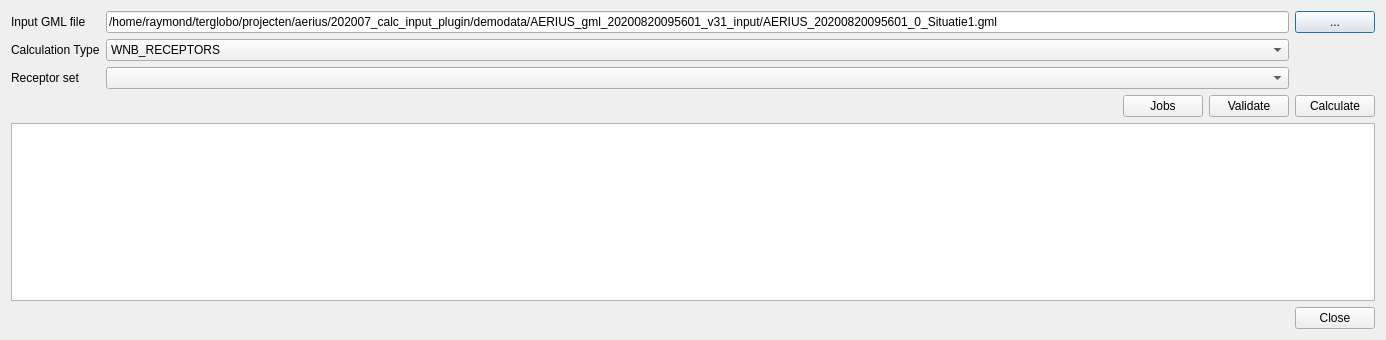
Above: ImaerPlugin/connect_jobs_dlg.ui from opengeogroep/AERIUS-QGIS-plugins before the change. Below: the same form after it.
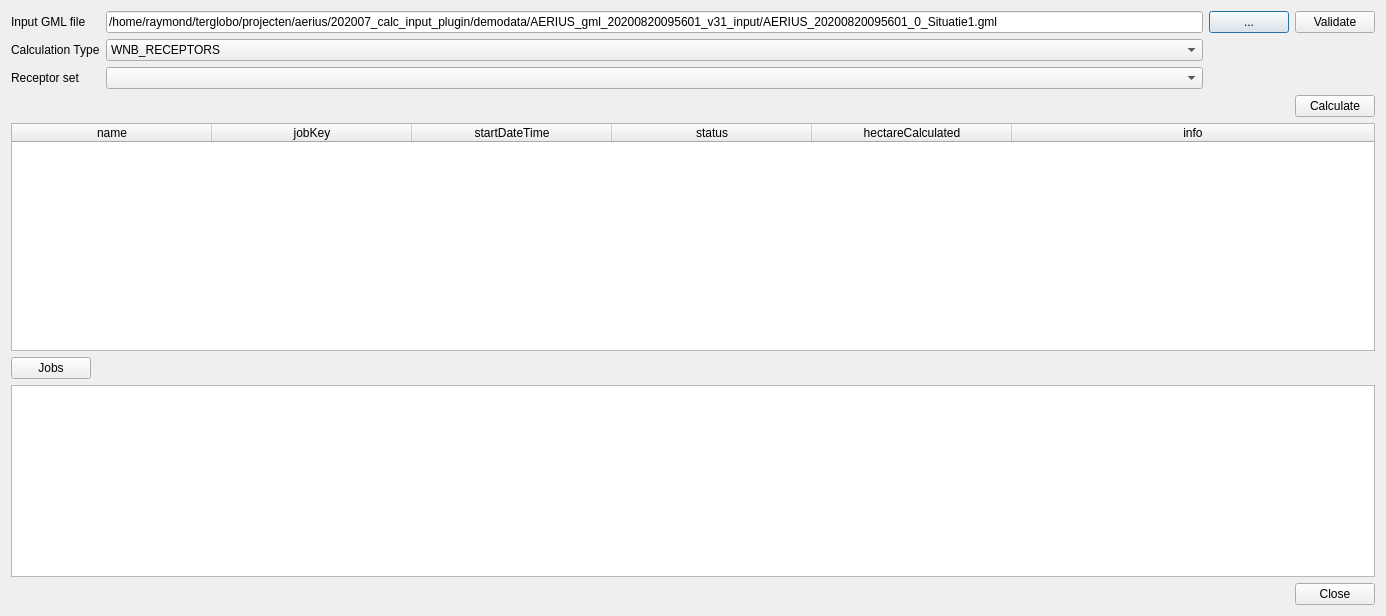
That is the form after the change.

Commit message: display job table in dialog

Diff of the .ui file:
```diff
--- a/ImaerPlugin/connect_jobs_dlg.ui
+++ b/ImaerPlugin/connect_jobs_dlg.ui
@@ -7,7 +7,7 @@
     <x>0</x>
     <y>0</y>
     <width>1386</width>
-    <height>340</height>
+    <height>616</height>
    </rect>
   </property>
   <property name="windowTitle">
@@ -16,6 +16,37 @@
   <layout class="QVBoxLayout" name="verticalLayout">
    <item>
     <layout class="QGridLayout" name="gridLayout">
+     <item row="2" column="0">
+      <widget class="QLabel" name="label_receptor_set">
+       <property name="text">
+        <string>Receptor set</string>
+       </property>
+      </widget>
+     </item>
+     <item row="2" column="1">
+      <widget class="QComboBox" name="combo_receptor_set"/>
+     </item>
+     <item row="0" column="1">
+      <widget class="QLineEdit" name="edit_gml_input">
+       <property name="text">
+        <string>/home/raymond/terglobo/projecten/aerius/202007_calc_input_plugin/demodata/AERIUS_gml_20200820095601_v31_input/AERIUS_20200820095601_0_Situatie1.gml</string>
+       </property>
+      </widget>
+     </item>
+     <item row="0" column="0">
+      <widget class="QLabel" name="label_gml_input">
+       <property name="text">
+        <string>Input GML file</string>
+       </property>
+      </widget>
+     </item>
+     <item row="1" column="0">
+      <widget class="QLabel" name="label_calc_type">
+       <property name="text">
+        <string>Calculation Type</string>
+       </property>
+      </widget>
+     </item>
      <item row="1" column="1">
       <widget class="QComboBox" name="combo_calc_type">
        <item>
@@ -30,20 +61,6 @@
        </item>
       </widget>
      </item>
-     <item row="0" column="0">
-      <widget class="QLabel" name="label_gml_input">
-       <property name="text">
-        <string>Input GML file</string>
-       </property>
-      </widget>
-     </item>
-     <item row="0" column="1">
-      <widget class="QLineEdit" name="edit_gml_input">
-       <property name="text">
-        <string>/home/raymond/terglobo/projecten/aerius/202007_calc_input_plugin/demodata/AERIUS_gml_20200820095601_v31_input/AERIUS_20200820095601_0_Situatie1.gml</string>
-       </property>
-      </widget>
-     </item>
      <item row="0" column="2">
       <widget class="QPushButton" name="button_gml_input_browse">
        <property name="maximumSize">
@@ -57,23 +74,13 @@
        </property>
       </widget>
      </item>
-     <item row="1" column="0">
-      <widget class="QLabel" name="label_calc_type">
+     <item row="0" column="3">
+      <widget class="QPushButton" name="button_validate">
        <property name="text">
-        <string>Calculation Type</string>
+        <string>Validate</string>
        </property>
       </widget>
      </item>
-     <item row="2" column="0">
-      <widget class="QLabel" name="label_receptor_set">
-       <property name="text">
-        <string>Receptor set</string>
-       </property>
-      </widget>
-     </item>
-     <item row="2" column="1">
-      <widget class="QComboBox" name="combo_receptor_set"/>
-     </item>
     </layout>
    </item>
    <item>
@@ -92,6 +99,60 @@
       </spacer>
      </item>
      <item>
+      <widget class="QPushButton" name="button_calculate">
+       <property name="text">
+        <string>Calculate</string>
+       </property>
+      </widget>
+     </item>
+    </layout>
+   </item>
+   <item>
+    <widget class="QTableWidget" name="table_jobs">
+     <property name="sortingEnabled">
+      <bool>true</bool>
+     </property>
+     <attribute name="horizontalHeaderDefaultSectionSize">
+      <number>200</number>
+     </attribute>
+     <attribute name="horizontalHeaderStretchLastSection">
+      <bool>true</bool>
+     </attribute>
+     <column>
+      <property name="text">
+       <string>name</string>
+      </property>
+     </column>
+     <column>
+      <property name="text">
+       <string>jobKey</string>
+      </property>
+     </column>
+     <column>
+      <property name="text">
+       <string>startDateTime</string>
+      </property>
+     </column>
+     <column>
+      <property name="text">
+       <string>status</string>
+      </property>
+     </column>
+     <column>
+      <property name="text">
+       <string>hectareCalculated</string>
+      </property>
+     </column>
+     <column>
+      <property name="text">
+       <string>info</string>
+      </property>
+     </column>
+    </widget>
+   </item>
+   <item>
+    <layout class="QHBoxLayout" name="horizontalLayout_2">
+     <item>
       <widget class="QPushButton" name="button_jobs">
        <property name="maximumSize">
         <size>
@@ -105,23 +166,32 @@
       </widget>
      </item>
      <item>
-      <widget class="QPushButton" name="button_validate">
-       <property name="text">
-        <string>Validate</string>
+      <spacer name="horizontalSpacer_2">
+       <property name="orientation">
+        <enum>Qt::Horizontal</enum>
        </property>
-      </widget>
-     </item>
-     <item>
-      <widget class="QPushButton" name="button_calculate">
-       <property name="text">
-        <string>Calculate</string>
+       <property name="sizeHint" stdset="0">
+        <size>
+         <width>40</width>
+         <height>20</height>
+        </size>
        </property>
-      </widget>
+      </spacer>
      </item>
     </layout>
    </item>
    <item>
-    <widget class="QTextEdit" name="text_feedback"/>
+    <widget class="QTextEdit" name="text_feedback">
+     <property name="enabled">
+      <bool>true</bool>
+     </property>
+     <property name="sizePolicy">
+      <sizepolicy hsizetype="Expanding" vsizetype="Fixed">
+       <horstretch>0</horstretch>
+       <verstretch>0</verstretch>
+      </sizepolicy>
+     </property>
+    </widget>
    </item>
    <item>
     <widget class="QDialogButtonBox" name="buttonBox">
```
The commit also changes 2 other files.
